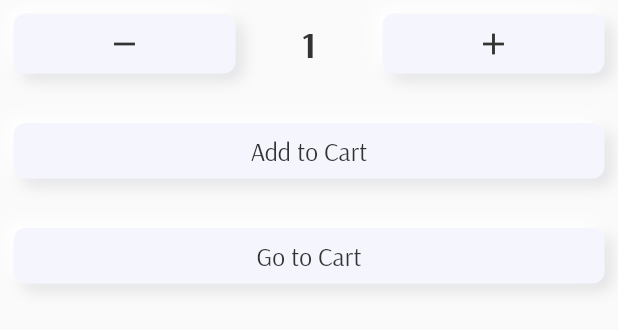
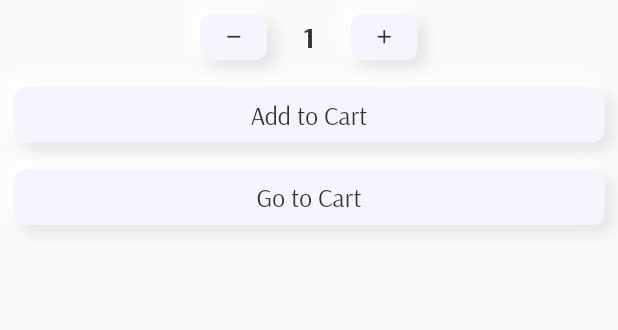
Before and after one commit to nikiforov5000/ecommerce_demo, a Flutter app: the ButtonsBlock widget shown alone on an empty page, opened directly with empty values, on a phone screen of 412 x 824 dp. Shown: the top 330 px of the screen. Run offline on Flutter 3.47's test engine with Material 2 defaults, Android fonts, the phone set to English and light mode, and no system bars; network calls fail.

Commit message:
made plus minus buttons smaller

```diff
--- a/lib/constants/text_styles.dart
+++ b/lib/constants/text_styles.dart
@@ -39,7 +39,7 @@ const kAppbarTextStyle = TextStyle(
 
 const kProductScreenQuantityTextStyle = TextStyle(
   fontFamily: 'Arsenal',
-  fontSize: 25.0,
+  fontSize: 20.0,
   fontWeight: FontWeight.bold,
   color: kDarkTextColor,
 );
--- a/lib/screens/product_screen.dart
+++ b/lib/screens/product_screen.dart
@@ -96,11 +96,13 @@ class _ButtonsBlockState extends State<ButtonsBlock> {
           Row(
             mainAxisAlignment: MainAxisAlignment.center,
             children: [
+              Expanded(child: Container(), flex: 2,),
               Expanded(
                 child: RoundedButton(
                   labelWidget: Icon(
                     Icons.remove,
                     color: kDarkTextColor,
+                    size: 15,
                   ),
                   onTapCallback: () {
                     setState(() {
@@ -113,7 +115,7 @@ class _ButtonsBlockState extends State<ButtonsBlock> {
               ),
               Padding(
                 padding: const EdgeInsets.symmetric(
-                  horizontal: 35,
+                  horizontal: 15,
                 ),
                 child: Text(
                   quantity.toString(),
@@ -125,6 +127,7 @@ class _ButtonsBlockState extends State<ButtonsBlock> {
                   labelWidget: Icon(
                     Icons.add,
                     color: kDarkTextColor,
+                    size: 15,
                   ),
                   onTapCallback: () {
                     setState(() {
@@ -133,19 +136,15 @@ class _ButtonsBlockState extends State<ButtonsBlock> {
                   },
                 ),
               ),
+              Expanded(child: Container(), flex: 2,),
+
             ],
-          ),
-          SizedBox(
-            height: 15,
           ),
           RoundedButton(
               labelWidget: ButtonText(text: 'Add to Cart'),
               onTapCallback: () {
                 shoppingCart.addProduct(widget.product, quantity);
               }),
-          SizedBox(
-            height: 15,
-          ),
           RoundedButton(
               labelWidget: ButtonText(text: 'Go to Cart'),
               onTapCallback: () {
```
